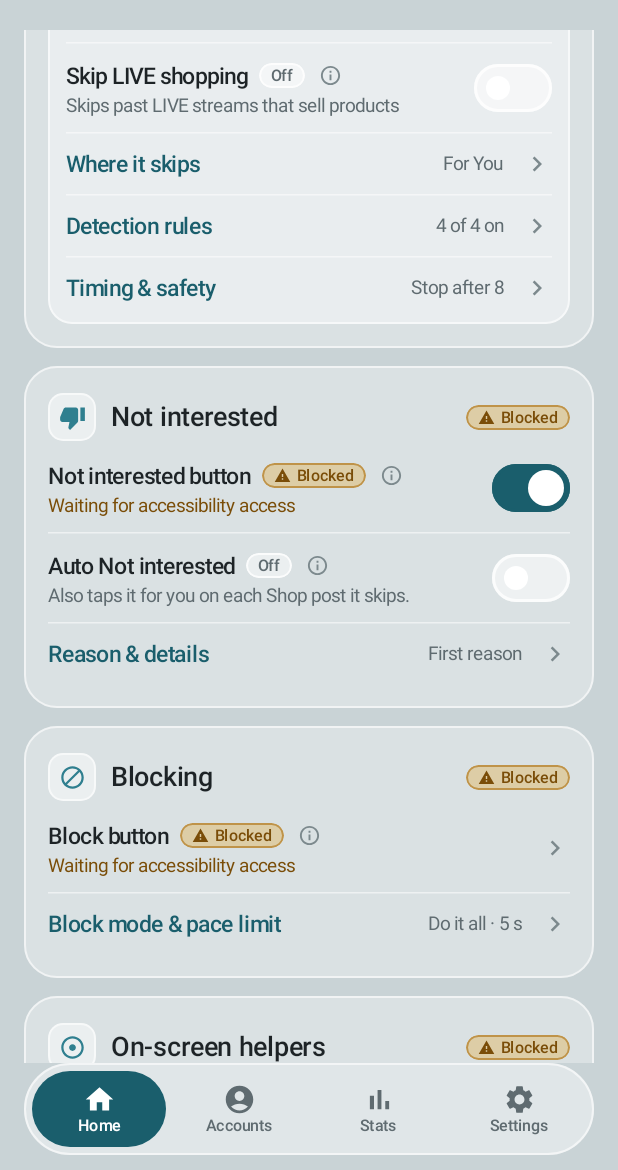
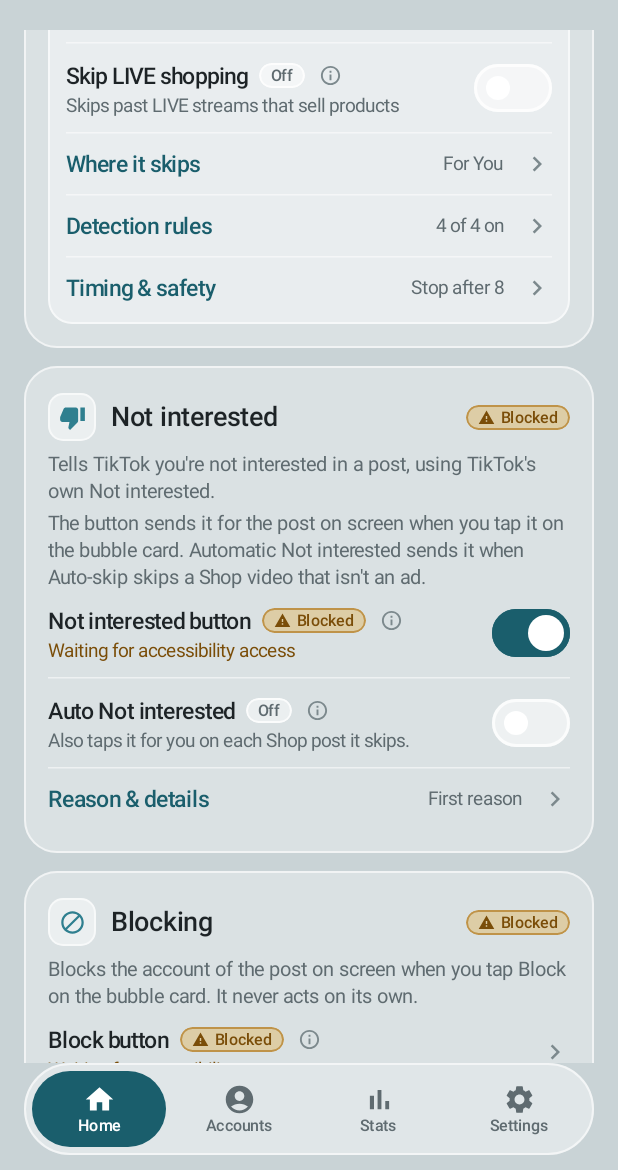
Before and after one commit to dreadnought-0/FeedClean, an Android app built with Jetpack Compose: the composable FeedCleanNavHost shown on its own in the app's theme, scrolled down 1446 dp, on a phone screen of 412 x 824 dp, the part 66-1236 px from its top. Run offline under Robolectric (Android 15) with nearby library versions, the phone set to English and light mode, and no system bars; our stand-ins replace Navigation 3.

Commit message:
Add explainer copy to Not interested, Blocking, and Helpers
Match the Detection and Auto-skip card body under each header, using the same CardBody style and facts from the skip, block, and bubble code.

```diff
--- a/app/src/main/java/io/github/dreadnought0/feedclean/ui/home/HomeScreen.kt
+++ b/app/src/main/java/io/github/dreadnought0/feedclean/ui/home/HomeScreen.kt
@@ -638,6 +638,8 @@ private fun NotInterestedCard(
             icon = FeedCleanIcons.ThumbDown,
             pill = { ClickablePill(state.armed.notInterestedCard.level) { openSheet(SheetTarget.NotInterested) } },
         )
+        CardBody(stringResource(R.string.home_ni_p1))
+        CardBody(stringResource(R.string.home_ni_p2))
         val (d1, c1) = rowDescription(button, stringResource(R.string.home_ni_button_sub))
         OptionRow(
             title = stringResource(R.string.behaviour_ni_button),
@@ -686,6 +688,7 @@ private fun BlockingCard(state: HomeUiState, navigation: HomeNavigation, fix: Fi
             icon = FeedCleanIcons.Block,
             pill = { ClickablePill(state.armed.blockingCard.level) { openSheet(SheetTarget.Of(Behaviour.BLOCK_BUTTON)) } },
         )
+        CardBody(stringResource(R.string.home_block_p1))
         val (d, c) = rowDescription(block, stringResource(R.string.home_block_button_sub))
         OptionRow(
             title = stringResource(R.string.behaviour_block_button),
@@ -726,6 +729,8 @@ private fun HelpersCard(
             icon = FeedCleanIcons.Bubble,
             pill = { ClickablePill(state.armed.helpersCard.level) { openSheet(SheetTarget.Helpers) } },
         )
+        CardBody(stringResource(R.string.home_helpers_p1))
+        CardBody(stringResource(R.string.home_helpers_p2))
         OptionRow(
             title = stringResource(R.string.home_bubble_title),
             description = stringResource(R.string.home_bubble_sub),
--- a/app/src/main/res/values/strings_armed.xml
+++ b/app/src/main/res/values/strings_armed.xml
@@ -137,16 +137,21 @@
 
     <!-- Home: Not interested / Blocking / helpers -->
     <string name="home_ni_title">Not interested</string>
+    <string name="home_ni_p1">Tells TikTok you\'re not interested in a post, using TikTok\'s own Not interested.</string>
+    <string name="home_ni_p2">The button sends it for the post on screen when you tap it on the bubble card. Automatic Not interested sends it when Auto-skip skips a Shop video that isn\'t an ad.</string>
     <string name="home_ni_button_sub">Adds a one-tap button to the bubble card.</string>
     <string name="home_ni_auto_sub">Also taps it for you on each Shop post it skips.</string>
     <string name="home_link_ni">Reason &amp; details</string>
     <string name="home_block_title">Blocking</string>
+    <string name="home_block_p1">Blocks the account of the post on screen when you tap Block on the bubble card. It never acts on its own.</string>
     <string name="home_block_button_sub">Tap the bubble, then Block. It only ever runs on your tap.</string>
     <string name="home_link_block">Block mode &amp; pace limit</string>
     <string name="home_link_block_value">%1$s · %2$d s</string>
     <string name="home_block_mode_full_short">Do it all</string>
     <string name="home_block_mode_confirm_short">You confirm</string>
     <string name="home_helpers_title">On-screen helpers</string>
+    <string name="home_helpers_p1">The bubble sits over TikTok. Tap it for Skip, Not interested, and Block, or long-press to turn Pause everything on or off.</string>
+    <string name="home_helpers_p2">The cover hides a post while Auto-skip scrolls past it, so it doesn\'t flash by. It doesn\'t change what gets skipped.</string>
     <string name="home_bubble_title">Bubble</string>
     <string name="home_bubble_sub">A small dot over TikTok. Tap for actions, long-press to pause.</string>
     <string name="home_cover_title">Cover skipped posts</string>
```
